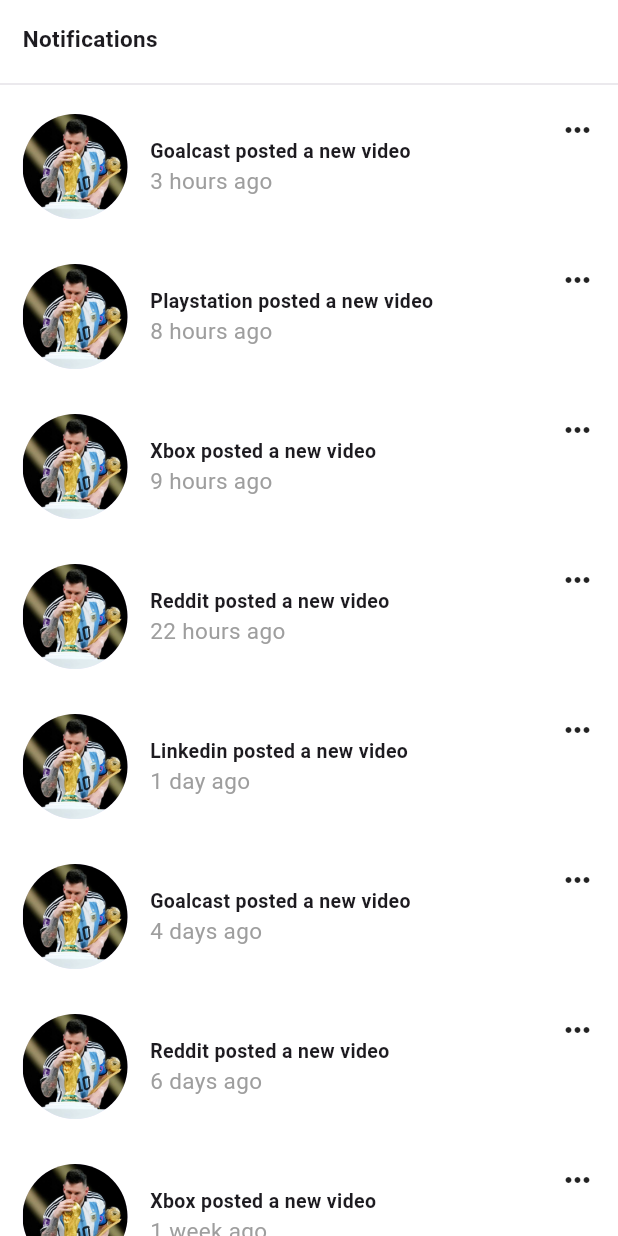
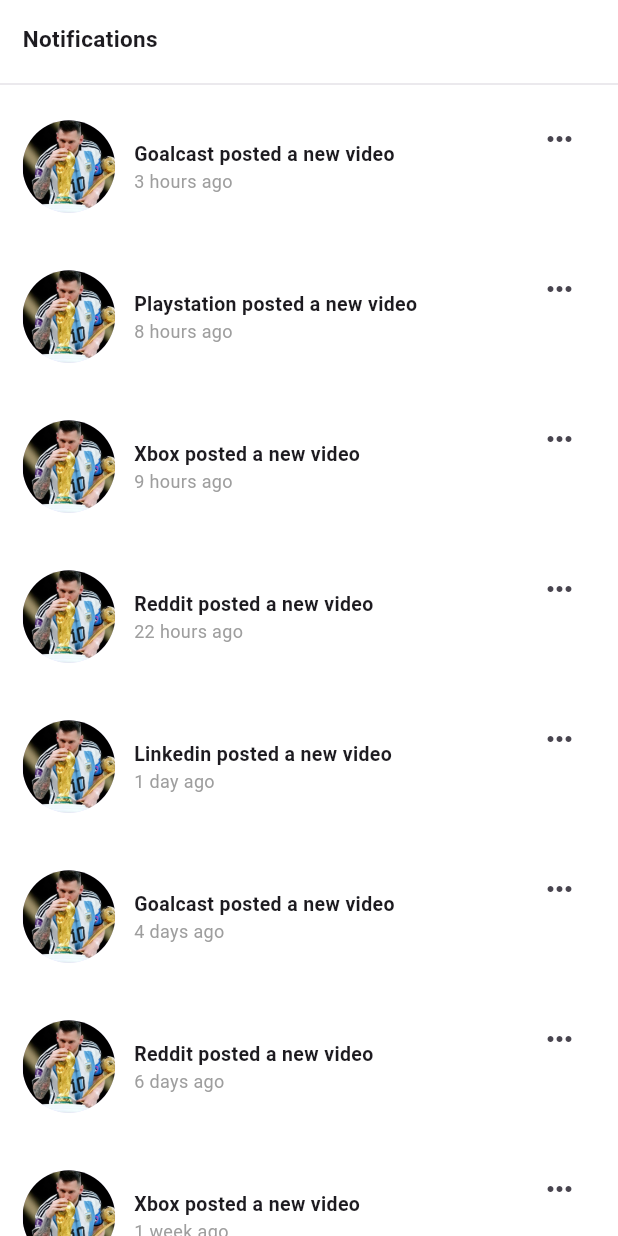
Before and after one commit to sonhtx/facebook-clone, a Flutter app: the NotificationsTab screen opened directly with empty values, on a phone screen of 412 x 824 dp. Run offline on Flutter 3.47's test engine with Material 3 defaults, Android fonts, the phone set to English and light mode, and no system bars; our stand-ins replace cached_network_image, material_design_icons_flutter, readmore; network calls fail.

Commit message:
fix noti

```diff
--- a/lib/widgets/NotificationWidget.dart
+++ b/lib/widgets/NotificationWidget.dart
@@ -15,37 +15,123 @@ class NotificationWidget extends StatelessWidget {
       child: Row(
         mainAxisAlignment: MainAxisAlignment.spaceBetween,
         children: <Widget>[
-          Row(
-            mainAxisAlignment: MainAxisAlignment.start,
-            children: <Widget>[
-              CircleAvatar(
-                  backgroundImage: AssetImage(notification.imageUrl),
-                radius: 35.0,
-              ),
-              const SizedBox(width: 15.0),
-              Column(
+          SizedBox(
+            width: MediaQuery.of(context).size.width * 0.15,
+            child: CircleAvatar(
+              backgroundImage: AssetImage(notification.imageUrl),
+              radius: MediaQuery.of(context).size.width * 0.09,
+            ),
+          ),
+          // const SizedBox(width: 15.0),
+          SizedBox(
+            width: MediaQuery.of(context).size.width * 0.6,
+            child: Align(
+              alignment: Alignment.centerLeft,
+              child: Column(
                 mainAxisAlignment: MainAxisAlignment.center,
                 crossAxisAlignment: CrossAxisAlignment.start,
                 children: <Widget>[
-                  Text(notification.content,
-                      style: const TextStyle(
-                          fontSize: 13.0, fontWeight: FontWeight.bold)),
+                  SizedBox(
+                    width: double.maxFinite,
+                    child: Text(notification.content,
+                        overflow: TextOverflow.ellipsis,
+                        softWrap: true,
+                        maxLines: 3,
+                        style: const TextStyle(
+                            fontSize: 13.0, fontWeight: FontWeight.bold)),
+                  ),
                   Text(notification.time,
                       style:
-                          const TextStyle(fontSize: 15.0, color: Colors.grey)),
+                      const TextStyle(fontSize: 12.0, color: Colors.grey)),
                 ],
               ),
-            ],
+            ),
           ),
-          const Column(
-            mainAxisAlignment: MainAxisAlignment.spaceAround,
-            children: <Widget>[
-              Icon(Icons.more_horiz),
-              Text(''),
-            ],
+          SizedBox(
+            // width: MediaQuery.of(context).size.width * .10,
+            child: Column(
+              mainAxisAlignment: MainAxisAlignment.spaceAround,
+              children: <Widget>[
+                // Icon(Icons.more_horiz),
+                IconButton(
+                    onPressed: (){
+                      optionBottomSheet(context);
+                      },
+                    icon: const Icon(
+                        Icons.more_horiz,)),
+                const Text(''),
+              ],
+            ),
           )
         ],
       ),
     );
   }
+
+  void optionBottomSheet(BuildContext context) {
+    showModalBottomSheet(context: context, builder: (BuildContext bc){
+      return Wrap(
+        children: [
+          SizedBox(
+            width: MediaQuery.of(context).size.width,
+            child: Padding(
+              padding: const EdgeInsets.fromLTRB(8.0, 15.0, 8.0, 30.0),
+              child: Column(
+                children: <Widget>[
+                  Center(
+                    child: CircleAvatar(
+                      backgroundImage: AssetImage(notification.imageUrl),
+                      radius: 35.0,
+                    ),
+                  ),
+                  SizedBox(
+                    width: MediaQuery.of(context).size.width,
+                    child: Padding(
+                      padding: const EdgeInsets.all(15.0),
+                      child: Center(
+                        child: Text(notification.content,
+                            overflow: TextOverflow.ellipsis,
+                            softWrap: true,
+                            maxLines: 2,
+                            style: const TextStyle(fontSize: 13.0)),
+                      ),
+                    ),
+                  ),
+                  Align(
+                    alignment: Alignment.centerLeft,
+                    child: TextButton.icon(
+                        style: TextButton.styleFrom(
+                          iconColor: Colors.black,
+                          textStyle: const TextStyle(
+                              fontSize: 15.0,
+                              fontWeight: FontWeight.bold,
+                              color: Colors.black
+                          ),
+                          maximumSize: Size(MediaQuery.of(context).size.width, 50.0),
+                          minimumSize: Size(MediaQuery.of(context).size.width, 50.0),
+                          alignment: Alignment.centerLeft,
+                          shape: RoundedRectangleBorder(
+                            borderRadius: BorderRadius.circular(0.0)
+                          )
+                        ),
+                        onPressed: (){},
+                        icon: const Icon(Icons.close),
+                        label: const Text(
+                            "Remove this notification",
+                          style: TextStyle(
+                              fontSize: 15.0,
+                              fontWeight: FontWeight.bold,
+                              color: Colors.black
+                          ),
+                        ),
+                    ),
+                  )
+                ],
+              ),
+            ),
+          ),
+        ],
+      );
+    });
+  }
 }
```
